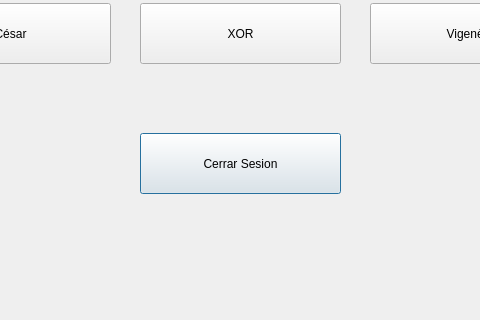
Qt form cipherApp/mainventana.ui (DJCC006/cipherApp) before a commit; both pictures show x 160 to 640 and y 207 to 527 of the 832 by 527 pixel window.
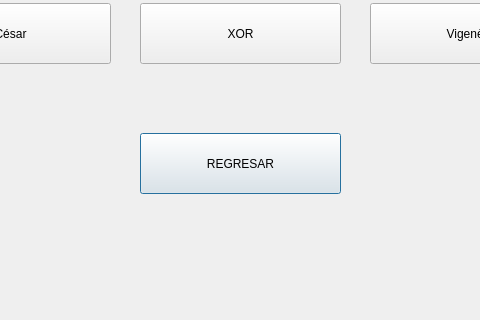
The same form after that commit.

What changed in the file:
```diff
--- a/cipherApp/mainventana.ui
+++ b/cipherApp/mainventana.ui
@@ -23,7 +23,7 @@
     </rect>
    </property>
    <property name="text">
-    <string>Cerrar Sesion</string>
+    <string>REGRESAR</string>
    </property>
   </widget>
   <widget class="QPushButton" name="vigenerebtt">
```
